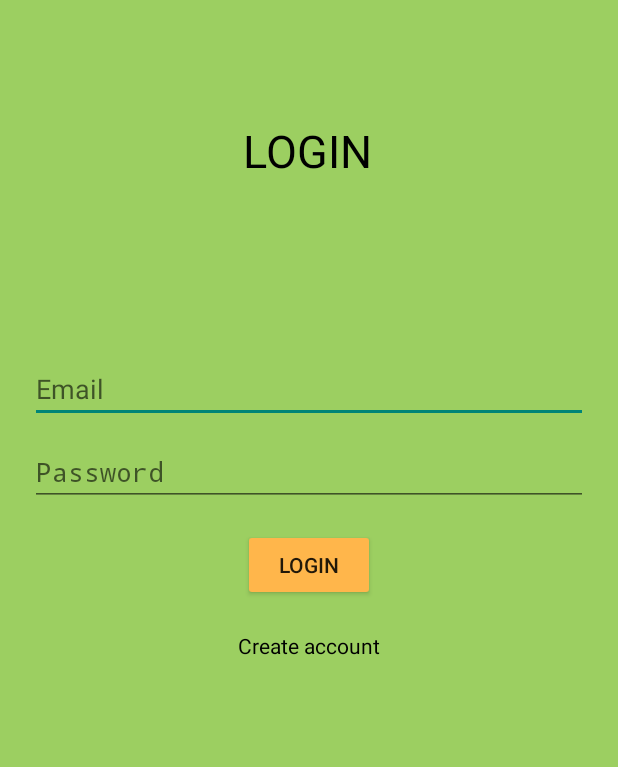
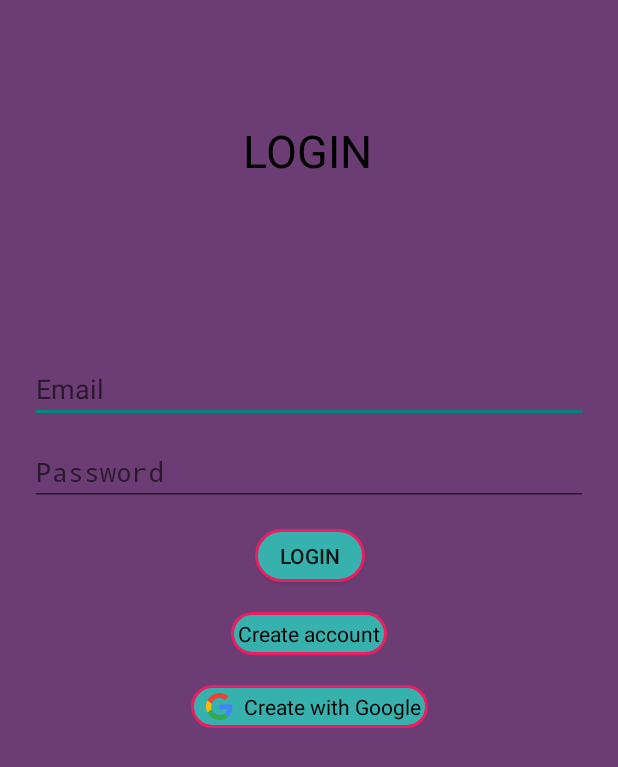
Before and after one commit to grimnin/Billingual, an Android app built with Jetpack Compose: the screen it shows after launch (Login), on a phone screen of 412 x 824 dp. Shown: the top 767 px of the screen. Run offline under Robolectric (Android 15) with nearby library versions, the phone set to English and light mode, and no system bars; our stand-ins replace Firebase (no records; nobody signed in at launch, a user with empty details on screens opened directly).

Commit message:
Powoli idzie

```diff
--- a/app/build.gradle.kts
+++ b/app/build.gradle.kts
@@ -68,12 +68,16 @@ dependencies {
     implementation(libs.androidx.coordinatorlayout)
 
     implementation(platform("com.google.firebase:firebase-bom:32.7.0"))
+    implementation("com.google.android.gms:play-services-auth:20.7.0")
 
     // Add the dependency for the Firebase Authentication library
     // When using the BoM, you don't specify versions in Firebase library dependencies
     implementation("com.google.firebase:firebase-auth")
     implementation(libs.firebase.database.ktx)
     implementation(libs.firebase.firestore.ktx)
+    implementation(libs.play.services.auth)
+    implementation(libs.androidx.appcompat)
+
 
     testImplementation(libs.junit)
     androidTestImplementation(libs.androidx.test.ext.junit)
--- a/app/src/main/java/com/example/myapplication/Login.kt
+++ b/app/src/main/java/com/example/myapplication/Login.kt
@@ -1,5 +1,6 @@
 package com.example.myapplication
 
+import android.app.Activity
 import android.content.Intent
 import android.os.Bundle
 import android.widget.Button
@@ -7,13 +8,22 @@ import android.widget.EditText
 import android.widget.TextView
 import android.widget.Toast
 import androidx.activity.ComponentActivity
+import androidx.activity.result.contract.ActivityResultContracts
 import com.example.myapplication.R.layout.login
+import com.google.android.gms.auth.api.signin.GoogleSignIn
+import com.google.android.gms.auth.api.signin.GoogleSignInAccount
+import com.google.android.gms.auth.api.signin.GoogleSignInClient
+import com.google.android.gms.auth.api.signin.GoogleSignInOptions
+import com.google.android.gms.tasks.Task
 import com.google.firebase.Firebase
 import com.google.firebase.auth.FirebaseAuth
+import com.google.firebase.auth.GoogleAuthProvider
 import com.google.firebase.auth.auth
 
 class Login : ComponentActivity() {
     private lateinit var auth: FirebaseAuth
+    private lateinit var googleSignUp:TextView
+    private lateinit var client:GoogleSignInClient
 
 
 
@@ -22,10 +32,23 @@ class Login : ComponentActivity() {
         setContentView(login)
         auth = Firebase.auth
 
+        val gso=GoogleSignInOptions.Builder(GoogleSignInOptions.DEFAULT_SIGN_IN)
+            .requestIdToken(getString(R.string.default_web_client_id))
+            .requestEmail()
+            .build()
+
+        client= GoogleSignIn.getClient(this,gso)
+
+
         val registerText:TextView=findViewById(R.id.textView_create_now)
         registerText.setOnClickListener {
             val intent= Intent(this,Register::class.java)
             startActivity(intent)
+        }
+        val googleSignUp:TextView=findViewById(R.id.textViewGoogleL)
+        googleSignUp.setOnClickListener {
+            //client.signOut()
+            signInGoogle()
         }
 
         //Starting development of logging process
@@ -36,6 +59,46 @@ class Login : ComponentActivity() {
         }
 
 
+    }
+
+    private fun signInGoogle() {
+        val signIntent=client.signInIntent
+        launcher.launch(signIntent)
+    }
+
+    private val launcher=registerForActivityResult(ActivityResultContracts.StartActivityForResult()){
+       result ->
+        if(result.resultCode==Activity.RESULT_OK){
+            val task=GoogleSignIn.getSignedInAccountFromIntent(result.data)
+            handleResults(task)
+        }
+    }
+
+    private fun handleResults(task: Task<GoogleSignInAccount>) {
+        if(task.isSuccessful){
+            val account:GoogleSignInAccount?=task.result
+            if(account!=null){
+                updateUI(account)
+            }
+        }
+        else{
+            Toast.makeText(this,task.exception.toString(),Toast.LENGTH_SHORT).show()
+        }
+    }
+
+    private fun updateUI(account: GoogleSignInAccount) {
+        val credential=GoogleAuthProvider.getCredential(account.idToken,null)
+        auth.signInWithCredential(credential).addOnCompleteListener {
+            if(it.isSuccessful){
+
+                val intent:Intent=Intent(this,MainActivity::class.java)
+                intent.flags = Intent.FLAG_ACTIVITY_CLEAR_TASK or Intent.FLAG_ACTIVITY_NEW_TASK
+                startActivity(intent)
+            }
+            else{
+                Toast.makeText(this,it.exception.toString(),Toast.LENGTH_SHORT).show()
+            }
+        }
     }
 
     private fun preformLogin() {
--- /dev/null
+++ b/app/src/main/res/drawable/rectangle.xml
@@ -0,0 +1,9 @@
+<?xml version="1.0" encoding="utf-8"?>
+<shape xmlns:android="http://schemas.android.com/apk/res/android" android:shape="rectangle">
+    <solid android:color="@android:color/transparent"/>
+    <stroke android:color="#E91E63" android:width="2dp"/>
+    <padding android:bottom="5dp" android:left="5dp" android:right="5dp" android:top="5dp"/>
+    <corners android:bottomLeftRadius="60dp" android:bottomRightRadius="60dp"
+            android:topLeftRadius="60dp" android:topRightRadius="60dp" />
+    <solid android:color="#37B1AD"/>
+</shape>
--- a/app/src/main/res/layout/login.xml
+++ b/app/src/main/res/layout/login.xml
@@ -4,7 +4,7 @@
     xmlns:tools="http://schemas.android.com/tools"
     android:layout_width="match_parent"
     android:layout_height="match_parent"
-    android:background="#9CCF61"
+    android:background="#C13E0149"
     android:orientation="vertical"
     tools:context=".Login">
 
@@ -56,23 +56,52 @@
         android:layout_width="wrap_content"
         android:layout_height="wrap_content"
         android:layout_marginTop="20dp"
+        android:background="@drawable/rectangle"
         android:text="Create account"
         android:textColor="@color/black"
         app:layout_constraintEnd_toEndOf="@+id/editTextPasswordL"
         app:layout_constraintStart_toStartOf="@+id/editTextPasswordL"
-        app:layout_constraintTop_toBottomOf="@+id/buttonLoginL" />
+        app:layout_constraintTop_toBottomOf="@+id/buttonLoginL"
+
+        />
 
     <Button
         android:id="@+id/buttonLoginL"
-        android:layout_width="wrap_content"
-        android:layout_height="wrap_content"
+        android:layout_width="73dp"
+        android:layout_height="35dp"
         android:layout_marginTop="15dp"
-        android:backgroundTint="#FFB64B"
+        android:background="@drawable/rectangle"
         android:text="Login"
         app:layout_constraintEnd_toEndOf="parent"
         app:layout_constraintHorizontal_bias="0.501"
         app:layout_constraintStart_toStartOf="parent"
         app:layout_constraintTop_toBottomOf="@+id/editTextPasswordL" />
 
+    <TextView
+        android:id="@+id/textViewGoogleL"
+        android:layout_width="wrap_content"
+        android:layout_height="wrap_content"
+        android:layout_marginTop="20dp"
+        android:background="@drawable/rectangle"
+        android:paddingLeft="35dp"
+        android:text="Create with Google"
+        android:textColor="@color/black"
+        app:layout_constraintEnd_toEndOf="parent"
+        app:layout_constraintStart_toStartOf="parent"
+        app:layout_constraintTop_toBottomOf="@+id/textView_create_now" />
+
+    <ImageView
+        android:id="@+id/imageView3"
+        android:layout_width="wrap_content"
+        android:layout_height="wrap_content"
+        android:layout_marginBottom="5dp"
+        android:src="@drawable/googleg_standard_color_18"
+        app:layout_constraintBottom_toBottomOf="@+id/textViewGoogleL"
+        app:layout_constraintEnd_toEndOf="@+id/textViewGoogleL"
+        app:layout_constraintHorizontal_bias="0.07"
+        app:layout_constraintStart_toStartOf="@+id/textViewGoogleL"
+        app:layout_constraintTop_toTopOf="@+id/textViewGoogleL"
+        app:layout_constraintVertical_bias="1.0" />
+
 
 </androidx.constraintlayout.widget.ConstraintLayout>
--- a/app/src/main/res/values/strings.xml
+++ b/app/src/main/res/values/strings.xml
@@ -2,4 +2,5 @@
     <string name="app_name">My Application</string>
     <string name="title_activity_login">Login</string>
     <string name="title_activity_register">Register</string>
+    <string name="default_web_client_id" translatable="false">566054808175-3a7mvq6q5k1jm02ap31i1bmcslf8kh9r.apps.googleusercontent.com</string>
 </resources>
--- a/gradle/libs.versions.toml
+++ b/gradle/libs.versions.toml
@@ -28,6 +28,8 @@ androidx-constraintlayout = { group = "androidx.constraintlayout", name = "const
 androidx-coordinatorlayout = { group = "androidx.coordinatorlayout", name = "coordinatorlayout", version = "1.2.0" }
 firebase-database-ktx = { group = "com.google.firebase", name = "firebase-database-ktx", version = "20.3.0" }
 firebase-firestore-ktx = { group = "com.google.firebase", name = "firebase-firestore-ktx", version = "24.10.0" }
+play-services-auth = { group = "com.google.android.gms", name = "play-services-auth", version = "20.7.0" }
+androidx-appcompat = { group = "androidx.appcompat", name = "appcompat", version = "1.6.1" }
 
 [plugins]
 com-android-application = { id = "com.android.application", version.ref = "agp" }
```
Also changed, not shown: app/src/main/java/com/example/myapplication/MainActivity.kt (+26 -0 lines), app/src/main/res/layout/main_activity.xml (+10 -0 lines), app/src/main/res/layout/register.xml (+5 -2 lines), 1 other file.
